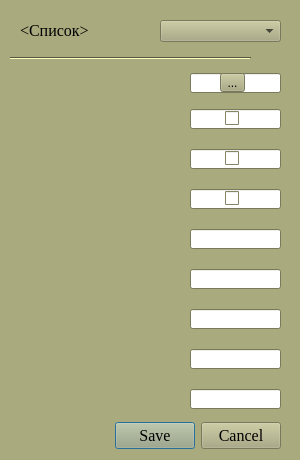
Before: the Qt Designer form forms/settings.ui in chda485/Neuronet_constructor, drawn with Qt 5.
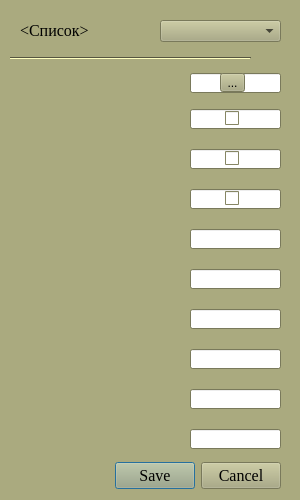
After: the same form once the commit is applied.

```diff
--- a/forms/settings.ui
+++ b/forms/settings.ui
@@ -7,7 +7,7 @@
     <x>0</x>
     <y>0</y>
     <width>300</width>
-    <height>460</height>
+    <height>500</height>
    </rect>
   </property>
   <property name="palette">
@@ -569,7 +569,7 @@
    <property name="geometry">
     <rect>
      <x>110</x>
-     <y>420</y>
+     <y>460</y>
      <width>171</width>
      <height>31</height>
     </rect>
@@ -832,6 +832,35 @@
     <string>...</string>
    </property>
   </widget>
+  <widget class="QLineEdit" name="par10">
+   <property name="geometry">
+    <rect>
+     <x>190</x>
+     <y>429</y>
+     <width>91</width>
+     <height>20</height>
+    </rect>
+   </property>
+  </widget>
+  <widget class="QLabel" name="par10_label">
+   <property name="geometry">
+    <rect>
+     <x>20</x>
+     <y>430</y>
+     <width>141</width>
+     <height>21</height>
+    </rect>
+   </property>
+   <property name="font">
+    <font>
+     <family>Times New Roman</family>
+     <pointsize>12</pointsize>
+    </font>
+   </property>
+   <property name="text">
+    <string>&lt;Parameter10&gt;</string>
+   </property>
+  </widget>
   <zorder>par4</zorder>
   <zorder>bool_check3</zorder>
   <zorder>par7</zorder>
```
Left out of the diff: 2 changed lines with no effect on the pictures.
